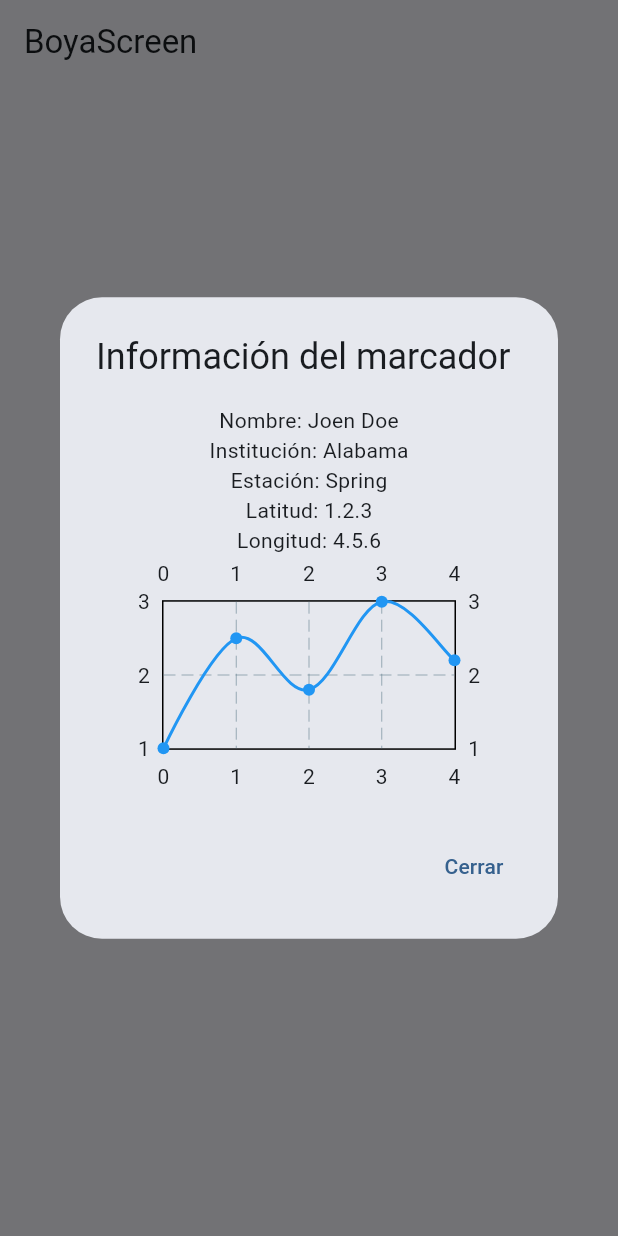
After one commit to gu1llermo/widgets-app, a Flutter app: the BoyaScreen screen opened by its route, after a tap on "Open BoyaChart", on a phone screen of 412 x 824 dp. The commit adds this screen. Run offline on Flutter 3.47's test engine with Material 3 defaults, Android fonts, the phone set to English and light mode, and no system bars; drawn by our look-alikes of fl_chart; our stand-ins replace animate_do, flutter_riverpod, go_router.

Commit message:
implementacion boyachart

```diff
--- a/lib/config/menu/menu_item.dart
+++ b/lib/config/menu/menu_item.dart
@@ -1,4 +1,5 @@
 import 'package:flutter/material.dart';
+import 'package:widgets_app/presentation/screens/screens.dart';
 
 class MenuItem {
   final String title;
@@ -64,4 +65,9 @@ const appMenuItems = <MenuItem>[
       subTitle: 'Cambiar tema de la aplicación',
       link: '/theme-changer',
       icon: Icons.color_lens_outlined),
+  MenuItem(
+      title: 'Boya Chart Screen',
+      subTitle: 'BoyaChart',
+      link: BoyaScreen.path,
+      icon: Icons.bar_chart),
 ];
--- a/lib/config/router/app_router.dart
+++ b/lib/config/router/app_router.dart
@@ -59,5 +59,10 @@ final appRouter = GoRouter(
       name: ThemeChangerScreen.name,
       builder: (context, state) => const ThemeChangerScreen(),
     ),
+    GoRoute(
+      path: BoyaScreen.path,
+      name: BoyaScreen.name,
+      builder: (context, state) => const BoyaScreen(),
+    ),
   ],
 );
--- /dev/null
+++ b/lib/presentation/screens/boya/boya_screen.dart
@@ -0,0 +1,114 @@
+import 'package:fl_chart/fl_chart.dart';
+import 'package:flutter/material.dart';
+
+class BoyaScreen extends StatelessWidget {
+  const BoyaScreen({super.key});
+
+  static const String path = '/boya';
+  static const String name = 'boya_screen';
+
+  void _showOtherMarkerPopup(
+      {required BuildContext context, required OtherMarker marker}) {
+    showDialog(
+      context: context,
+      builder: (context) {
+        return AlertDialog(
+          scrollable: true,
+          title: const Text('Información del marcador'),
+          content: Column(
+            children: [
+              Text('Nombre: ${marker.nombreReal}'),
+              Text('Institución: ${marker.institucion}'),
+              Text('Estación: ${marker.estacion}'),
+              Text('Latitud: ${marker.location.latitude}'),
+              Text('Longitud: ${marker.location.longitude}'),
+              const AspectRatio(
+                  aspectRatio: 16.0 / 9.0,
+                  child: BoyaChart(data: [1.0, 2.5, 1.8, 3.0, 2.2])),
+            ],
+          ),
+          actions: [
+            TextButton(
+              onPressed: () => Navigator.of(context).pop(),
+              child: const Text('Cerrar'),
+            ),
+          ],
+        );
+      },
+    );
+  }
+
+  @override
+  Widget build(BuildContext context) {
+    return Scaffold(
+      appBar: AppBar(title: const Text('BoyaScreen')),
+      body: Center(
+        child: Column(
+          mainAxisAlignment: MainAxisAlignment.center,
+          children: [
+            ElevatedButton(
+                onPressed: () {
+                  _showOtherMarkerPopup(
+                      context: context,
+                      marker: OtherMarker(location: Location()));
+                },
+                child: const Text('Open BoyaChart')),
+            // BoyaChart(data: [1.0, 2.5, 1.8, 3.0, 2.2]),
+          ],
+        ),
+      ),
+    );
+  }
+}
+
+class BoyaChart extends StatelessWidget {
+  final List<double> data;
+
+  const BoyaChart({super.key, required this.data});
+
+  @override
+  Widget build(BuildContext context) {
+    return SizedBox(
+      height: 200,
+      child: LineChart(
+        LineChartData(
+          gridData: const FlGridData(show: true),
+          titlesData: const FlTitlesData(show: true),
+          borderData: FlBorderData(show: true),
+          lineBarsData: [
+            LineChartBarData(
+              spots: data.asMap().entries.map((e) {
+                return FlSpot(e.key.toDouble(), e.value);
+              }).toList(),
+              isCurved: true,
+              barWidth: 2,
+              color: Colors.blue,
+              belowBarData: BarAreaData(show: false),
+            ),
+          ],
+        ),
+      ),
+    );
+  }
+}
+
+class OtherMarker {
+  final String nombreReal;
+  final String institucion;
+  final String estacion;
+  final Location location;
+
+  OtherMarker({
+    this.nombreReal = 'Joen Doe',
+    this.institucion = 'Alabama',
+    this.estacion = 'Spring',
+    required this.location,
+  });
+}
+
+class Location {
+  final String latitude;
+  final String longitude;
+
+  Location({this.latitude = '1.2.3', this.longitude = '4.5.6'});
+}
--- a/lib/presentation/screens/home/home_screen.dart
+++ b/lib/presentation/screens/home/home_screen.dart
@@ -25,6 +25,7 @@ class _HomeView extends StatelessWidget {
   @override
   Widget build(BuildContext context) {
     return ListView.builder(
+      padding: const EdgeInsets.only(bottom: 30),
       itemCount: appMenuItems.length,
       itemBuilder: (context, index) {
         final menuItem = appMenuItems[index];
--- a/lib/presentation/screens/screens.dart
+++ b/lib/presentation/screens/screens.dart
@@ -9,3 +9,4 @@ export 'package:widgets_app/presentation/screens/progress/progress_screen.dart';
 export 'package:widgets_app/presentation/screens/snackbar/snackbar_screen.dart';
 export 'package:widgets_app/presentation/screens/theme_changer/theme_changer_screen.dart';
 export 'package:widgets_app/presentation/screens/ui_controls/ui_controls_screen.dart';
+export 'package:widgets_app/presentation/screens/boya/boya_screen.dart';
--- a/lib/presentation/screens/ui_controls/ui_controls_screen.dart
+++ b/lib/presentation/screens/ui_controls/ui_controls_screen.dart
@@ -17,9 +17,7 @@ class UiControlsScreen extends StatelessWidget {
 enum Transportation { car, submarine, boat, plane }
 
 class _UiControlsView extends StatefulWidget {
-  const _UiControlsView({
-    super.key,
-  });
+  const _UiControlsView();
 
   @override
   State<_UiControlsView> createState() => _UiControlsViewState();
--- a/pubspec.yaml
+++ b/pubspec.yaml
@@ -8,6 +8,7 @@ environment:
 
 dependencies:
   animate_do: ^3.3.4
+  fl_chart: ^0.69.0
   flutter:
     sdk: flutter
   flutter_riverpod: ^2.5.1
```
Also changed, not shown: pubspec.lock.
